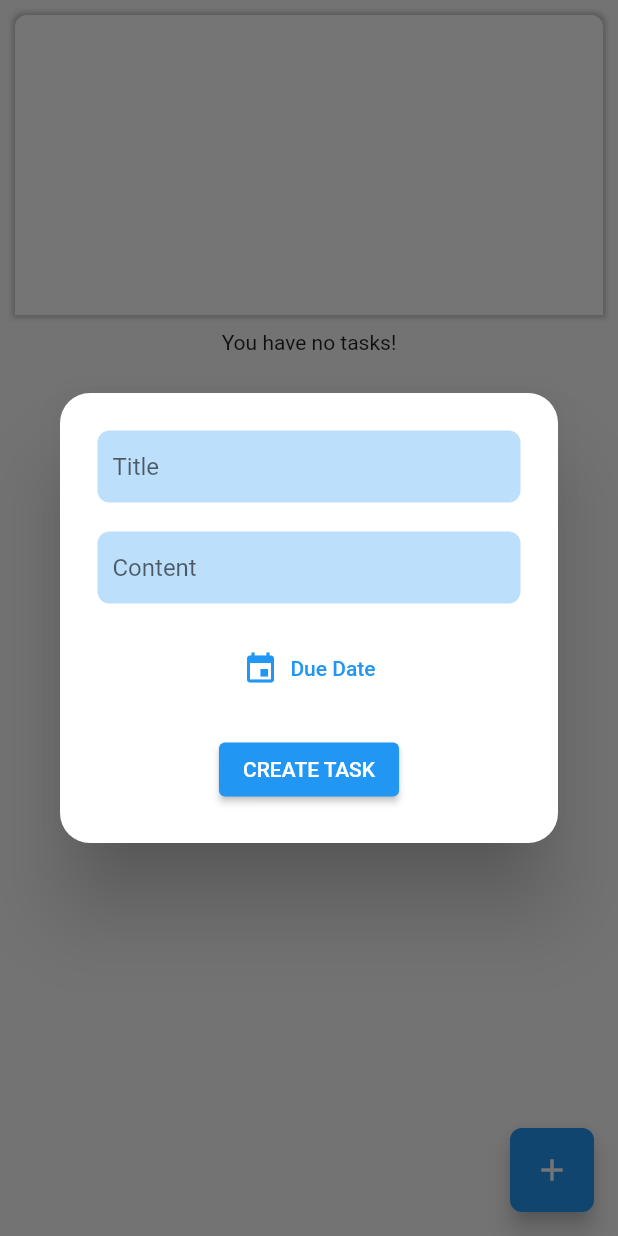
After one commit to Ayobami0/TasksApp, a Flutter app: the screen it shows after launch, after a tap on the "add" icon, on a phone screen of 412 x 824 dp. The commit adds this screen. Run offline on Flutter 3.47's test engine with Material 2 defaults, Android fonts, the phone set to English and light mode, and no system bars; our stand-ins replace flutter_riverpod.

Commit message:
Add creating task features

```diff
--- a/lib/models/task.dart
+++ b/lib/models/task.dart
@@ -1,15 +1,19 @@
 import 'package:flutter_riverpod/flutter_riverpod.dart';
-import 'package:uuid/uuid.dart';
+
+enum TaskStatus {
+  completed,pending,overdue
+}
 
 class Task {
   final String id;
   final String title;
   final String? content;
-  final DateTime startDate;
-  final DateTime dueDate;
+  final DateTime? startDate;
+  final DateTime? dueDate;
   final bool isPinned;
+  final TaskStatus status;
 
-  Task({this.isPinned=false, required this.title, required this.content,required this.dueDate, required this.startDate}):id=const Uuid().v4();
+  Task({this.isPinned=false, this.status=TaskStatus.pending, required this.id, required this.title, required this.content,required this.dueDate, required this.startDate});
 }
 
 class TasksNotifier extends StateNotifier<List<Task>>{
@@ -21,6 +25,22 @@
   removeFromTasks(String taskId){
     state = state.where((element) => element.id != taskId).toList();
   }
+  updateTaskStatus(String taskId, TaskStatus status){
+    final task = state.singleWhere((element) => element.id == taskId);
+    final newTask = Task(
+      id: taskId,
+      title: task.title,
+      content: task.content,
+      startDate: task.startDate,
+      dueDate: task.dueDate,
+      isPinned: task.isPinned,
+      status: status
+    );
+    state = [
+      for (final t in state) if(t.id != taskId) t,
+      newTask
+    ];
+  }
 }
 
 final taskProvider = StateNotifierProvider<TasksNotifier, List<Task>>((ref) => TasksNotifier());
--- a/lib/screens/home.dart
+++ b/lib/screens/home.dart
@@ -39,12 +39,13 @@
               const SizedBox(height: 10,),
               Expanded(
                 child: taskList.isEmpty ? Column(
-                  children: [
+                  children: const [
                     Text('You have no tasks!')
                   ],
-                )  : ListView.builder(
+                )  : ListView.separated(
+                  separatorBuilder: (context, idx) =>const SizedBox(height: 10),
                   itemCount: taskList.length,
-                  itemBuilder: (ctx, idx)=>TaskTile(task: taskList[idx]),
+                  itemBuilder: (ctx, idx)=>TaskTile(task: taskList[idx], key: UniqueKey(),),
                 ),
               )
             ],
--- /dev/null
+++ b/lib/widgets/bottom_modal_screen.dart
@@ -0,0 +1,130 @@
+import 'package:flutter/material.dart';
+import 'package:flutter_riverpod/flutter_riverpod.dart';
+import 'package:tasks/models/task.dart';
+import 'package:uuid/uuid.dart';
+
+class CreateTaskDialog extends ConsumerStatefulWidget {
+  const CreateTaskDialog({super.key});
+
+  @override
+  ConsumerState<CreateTaskDialog> createState() => _CreateTaskDialogState();
+}
+
+class _CreateTaskDialogState extends ConsumerState<CreateTaskDialog> {
+  final _formKey = GlobalKey<FormState>();
+
+  bool _isSaving = false;
+
+  final TextEditingController _titleController = TextEditingController();
+
+  final TextEditingController _contentController = TextEditingController();
+
+  Future _saveTask() async{
+    final isValid = _formKey.currentState!.validate();
+
+    if (!isValid){
+      return;
+    }
+
+    setState(() {
+          _isSaving = true;
+        });
+    final Task newTask = Task(
+      id:const Uuid().v4(),
+      startDate: DateTime.now(),
+      dueDate: DateTime.now(),
+      title: _titleController.value.text,
+      content: _contentController.value.text,
+    );
+
+    ref.watch(taskProvider.notifier).addToTasks(newTask);
+    _formKey.currentState!.save();
+    await Future.delayed(const Duration(seconds: 2)).then((value) {
+      Navigator.pop(context);
+      setState(() {
+            _isSaving = false;
+          });
+    });
+  }
+
+  @override
+    void dispose() {
+      _contentController.dispose();
+      _titleController.dispose();
+      super.dispose();
+    }
+
+  @override
+  Widget build(BuildContext context) {
+    return Dialog(
+      shape: RoundedRectangleBorder(
+        borderRadius: BorderRadius.circular(20)),
+      child: SizedBox(
+        height: 300,
+        child: Padding(
+          padding: const EdgeInsets.all(25.0),
+          child: Form(
+            key: _formKey,
+            child: Column(
+              mainAxisAlignment: MainAxisAlignment.spaceBetween,
+              children: [
+                CustomTextField(hintText: 'Title', controller: _titleController, keyboardType: TextInputType.text, validate: true,),
+                CustomTextField(hintText: 'Content', controller: _contentController, keyboardType: TextInputType.multiline,),
+                TextButton.icon(
+                  onPressed: (){},
+                  icon: const Icon(Icons.event),
+                  label: const Text('Due Date'),
+                ),
+                _isSaving ? const CircularProgressIndicator() : ElevatedButton(
+                  onPressed: _isSaving ? null :() async{
+                                      await _saveTask();
+                                    },
+                  child: const Text('CREATE TASK')
+                )
+              ],
+            ),
+          ),
+        ),
+      ),
+    );
+  }
+}
+
+class CustomTextField extends StatelessWidget {
+  final String hintText;
+  final TextEditingController controller;
+  final TextInputType keyboardType;
+  final bool validate;
+  const CustomTextField({
+    super.key,
+    this.validate=false,
+    required this.hintText,
+    required this.controller,
+    required this.keyboardType
+  });
+
+  @override
+  Widget build(BuildContext context) {
+    return Container(
+      decoration: BoxDecoration(
+        color: Theme.of(context).colorScheme.primary.withOpacity(0.3),
+        borderRadius: BorderRadius.circular(8),
+      ),
+      child: TextFormField(
+        validator: !validate ? null : (value){
+          if (value == null || value.trim().isEmpty){
+            return '$hintText field must not be empty';
+          }
+          return null;
+        },
+        keyboardType: keyboardType,
+        controller: controller,
+        decoration: InputDecoration(
+          border: InputBorder.none,
+          hintText: hintText,
+          contentPadding: const EdgeInsets.symmetric(horizontal: 10)
+        ),
+      ),
+    );
+  }
+}
--- a/lib/widgets/floating_action_button.dart
+++ b/lib/widgets/floating_action_button.dart
@@ -1,4 +1,5 @@
 import 'package:flutter/material.dart';
+import 'package:tasks/widgets/bottom_modal_screen.dart';
 
 class CustomFloatingActionButton extends StatelessWidget {
   final Function() onPressed;
@@ -7,10 +8,16 @@
   @override
   Widget build(BuildContext context) {
     return FloatingActionButton(
-      onPressed: (){},
+      onPressed: (){
+        showDialog(
+          context: context,
+          builder: (context) => const CreateTaskDialog()
+        );
+      },
       shape: RoundedRectangleBorder(
         borderRadius: BorderRadius.circular(8)
       ),
+      child: const Icon(Icons.add),
     );
   }
 }
```
Also changed, not shown: lib/widgets/delete_dialog.dart (+10 -6 lines), lib/widgets/task_tile.dart (+29 -28 lines).
